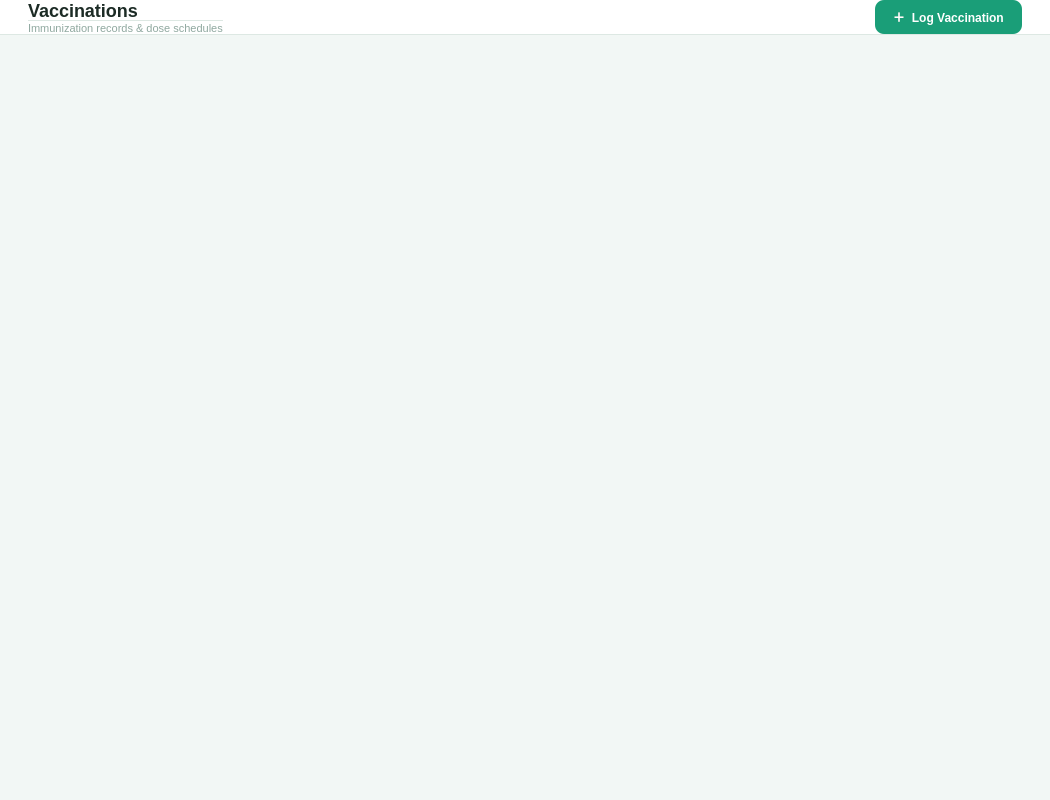
Qt form src/ui/page_vaccinations.ui (shasheenahdeeneillelumasag/CCC151---Group-Project) before a commit.
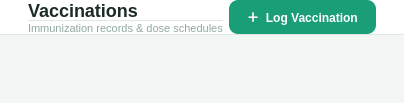
The same form after that commit.

Diff of the .ui file:
```diff
--- a/src/ui/page_vaccinations.ui
+++ b/src/ui/page_vaccinations.ui
@@ -2,14 +2,6 @@
 <ui version="4.0">
  <class>PageVaccinations</class>
  <widget class="QWidget" name="PageVaccinations">
-  <property name="geometry">
-   <rect>
-    <x>0</x>
-    <y>0</y>
-    <width>1050</width>
-    <height>800</height>
-   </rect>
-  </property>
   <property name="styleSheet">
    <string>QWidget { background-color: #F2F7F5; font-family: &quot;Segoe UI&quot;, sans-serif; } QLabel { background: transparent; }</string>
   </property>
@@ -112,14 +104,6 @@
       <bool>true</bool>
      </property>
      <widget class="QWidget" name="scrollContent">
-      <property name="geometry">
-       <rect>
-        <x>0</x>
-        <y>0</y>
-        <width>1050</width>
-        <height>738</height>
-       </rect>
-      </property>
       <layout class="QVBoxLayout">
        <property name="spacing">
         <number>16</number>
```
